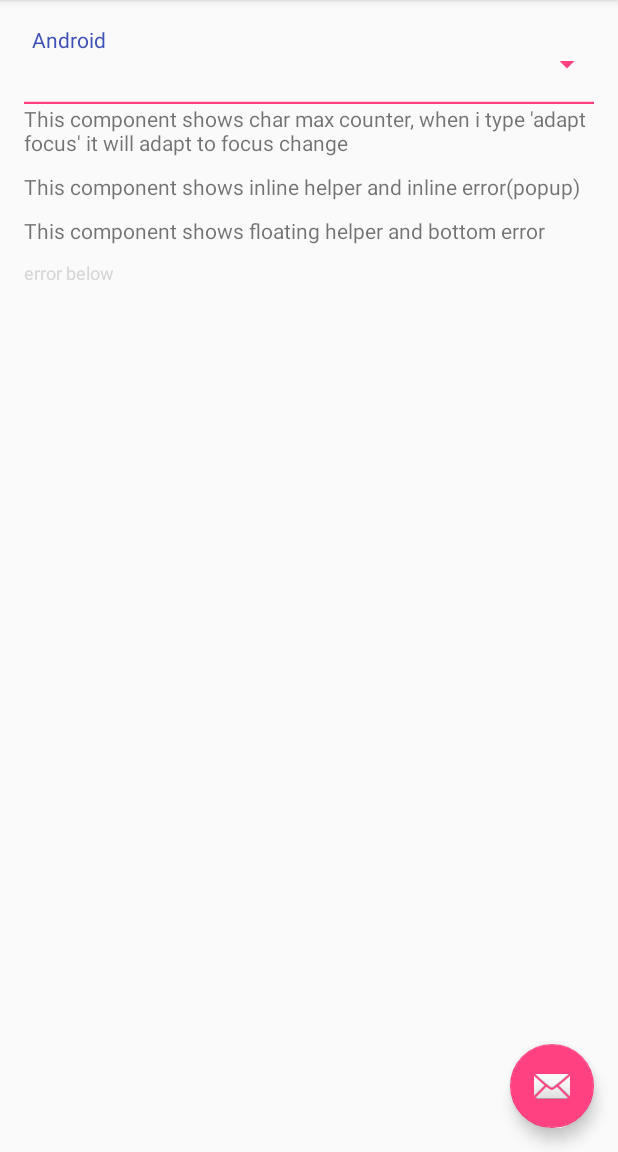
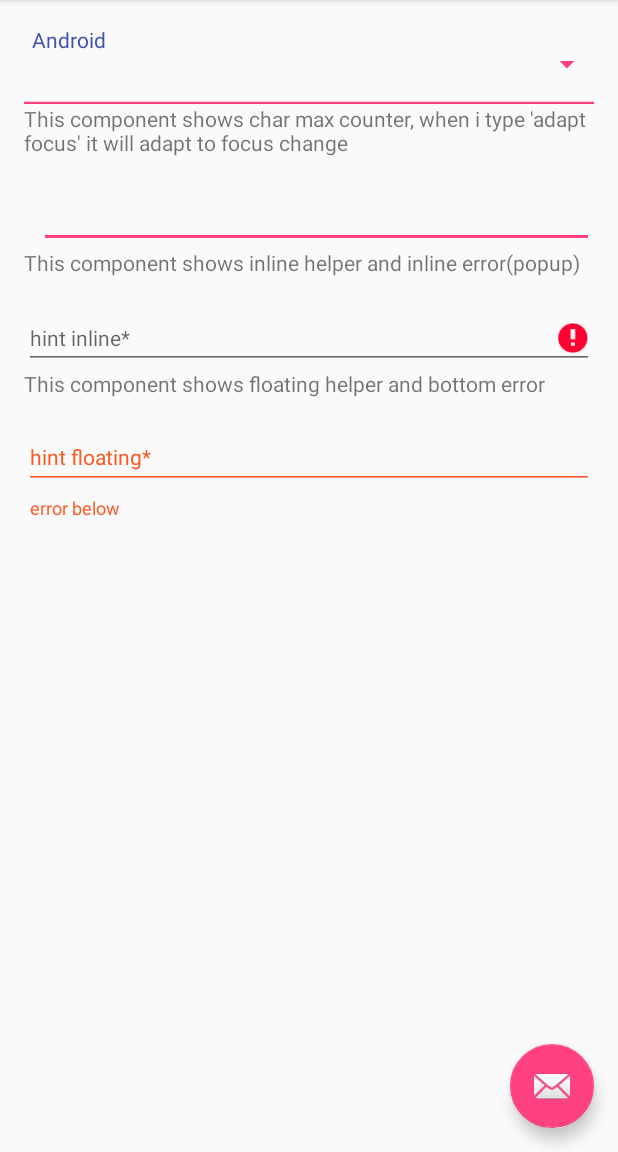
Before and after one commit to JuniusAng/OpenView, an Android app: the screen it shows after launch (ScrollingActivity), after a tap on an icon or button, on a phone screen of 412 x 824 dp, the part 84-1236 px from its top. Run offline under Robolectric (Android 15) with nearby library versions, the light colour scheme and no system bars; libraries missing offline, so code that uses them is left out: com.transitionseverywhere; 1 statement that could not run was skipped; 1 other tap on this screen came first.

Commit message:
added DefaultInputLayoutWidget attrs

```diff
--- a/app/src/main/java/com/junang/openview/delegation/CoreInputLayoutWidget.java
+++ b/app/src/main/java/com/junang/openview/delegation/CoreInputLayoutWidget.java
@@ -1,27 +1,20 @@
 package com.junang.openview.delegation;
 
 import android.content.Context;
-import android.content.res.ColorStateList;
 import android.content.res.TypedArray;
-import android.graphics.Canvas;
 import android.graphics.Paint;
-import android.graphics.drawable.Drawable;
-import android.support.annotation.Nullable;
 import android.support.design.widget.TextInputEditText;
 import android.support.design.widget.TextInputLayout;
-import android.support.v4.content.ContextCompat;
-import android.support.v7.widget.AppCompatEditText;
 import android.util.AttributeSet;
-import android.view.KeyEvent;
-import android.view.LayoutInflater;
 import android.view.View;
 import android.view.ViewGroup;
-import android.view.inputmethod.EditorInfo;
 import android.widget.EditText;
 import android.widget.TextView;
 
 import com.junang.openview.R;
-import com.junang.openview.util.ViewUtil;
+
+import static android.R.attr.max;
+import static android.R.attr.maxLines;
 
 /**
  * Created by junius.ang on 9/9/2016.
@@ -31,8 +24,12 @@ public class CoreInputLayoutWidget extends TextInputLayout {
     protected Paint mPaint;
     protected AttributeSet mAttrs;
     protected TextInputEditText vEditText;
-    protected boolean isHintFloating = true;
-    protected boolean isErrorBottom = true;
+    protected boolean isInlineHint = false;
+    protected boolean isBottomError = false;
+    protected boolean isUsingCustomEditText;
+    protected boolean isAnimatingTransition;
+    protected int maxChar;
+    protected int maxLine;
 
     public CoreInputLayoutWidget(Context context) {
         super(context);
@@ -56,7 +53,7 @@ public class CoreInputLayoutWidget extends TextInputLayout {
 
     @Override
     public void setError(CharSequence error){
-        if(!isErrorBottom){
+        if(!isBottomError){
             vEditText.setError(error);
         }
         else{
@@ -69,7 +66,7 @@ public class CoreInputLayoutWidget extends TextInputLayout {
     public void setHint(CharSequence hint){
         try {
             if(getEditText() != null) {
-                if (!isHintFloating) {
+                if (!isInlineHint) {
                     vEditText.setHint(hint);
                 } else {
                     setHintEnabled(hint != null);
@@ -80,19 +77,48 @@ public class CoreInputLayoutWidget extends TextInputLayout {
     }
 
     public CoreInputLayoutWidget setIsHintFloating(boolean isShowfloating){
-        isHintFloating = isShowfloating;
+        isInlineHint = isShowfloating;
         return this;
     }
 
-    public CoreInputLayoutWidget setIsErrorBottom(boolean isErrorBottom){
-        this.isErrorBottom = isErrorBottom;
+    public CoreInputLayoutWidget setIsErrorBottom(boolean isBottomError){
+        this.isBottomError = isBottomError;
         return this;
     }
 
     protected void init(AttributeSet attrs, int defStyleAttrs){
         this.mAttrs = attrs;
         mPaint = new Paint(Paint.ANTI_ALIAS_FLAG);
+        addDefaultEditText();
 
+        final TypedArray a = getContext().obtainStyledAttributes(attrs, R.styleable.BaseInputLayoutWidget, defStyleAttrs, 0);
+        for (int i=0; i < a.getIndexCount(); i++) {
+            int attr = a.getIndex(i);
+            if (attr == R.styleable.BaseInputLayoutWidget_isAnimatingTransition) {
+                isAnimatingTransition = (a.getBoolean(R.styleable.BaseInputLayoutWidget_isAnimatingTransition, false));
+            } else if (attr == R.styleable.BaseInputLayoutWidget_isInlineHint) {
+                isInlineHint = (a.getBoolean(R.styleable.BaseInputLayoutWidget_isInlineHint, false));
+            } else if (attr == R.styleable.BaseInputLayoutWidget_isBottomError) {
+                isBottomError = (a.getBoolean(R.styleable.BaseInputLayoutWidget_isBottomError, false));
+            } else if (attr == R.styleable.BaseInputLayoutWidget_isUsingCustomEditText) {
+                isUsingCustomEditText = (a.getBoolean(R.styleable.BaseInputLayoutWidget_isUsingCustomEditText, false));
+            } else if (attr == R.styleable.BaseInputLayoutWidget_maxChar) {
+                maxChar = (a.getInteger(R.styleable.BaseInputLayoutWidget_maxChar, -1));
+            } else if(attr == R.styleable.BaseInputLayoutWidget_maxLines) {
+                maxLine = (a.getInteger(R.styleable.BaseInputLayoutWidget_maxLines, -1));
+            }
+        }
+        a.recycle();
+        if(!isUsingCustomEditText){
+            addDefaultEditText();
+        }
+        if(maxChar > 0){
+            setCounterEnabled(true);
+            setCounterMaxLength(maxChar);
+        }
+        if(maxLine > 0){
+            vEditText.setMaxLines(maxLines);
+        }
 //        vEditText.setImeOptions(EditorInfo.IME_ACTION_NEXT);
 //        vEditText.setOnEditorActionListener(new EditText.OnEditorActionListener() {
 //            @Override
@@ -127,9 +153,20 @@ public class CoreInputLayoutWidget extends TextInputLayout {
 //            }
     }
 
+    /**
+     * call this except you want to use custom editText and this inputLayout act as common TextInputLayout
+     */
     protected void addDefaultEditText(){
         vEditText = new TextInputEditText(mContext, mAttrs);
         this.addView(vEditText);
+        isUsingCustomEditText = true;
+    }
+
+    @Override
+    public void addView(View child, int index, ViewGroup.LayoutParams params) {
+        super.addView(child, index, params);
+        if(isUsingCustomEditText){
+        }
     }
 
     protected void setListener(){
--- a/app/src/main/java/com/junang/openview/widget/DefaultInputLayoutWidget.java
+++ b/app/src/main/java/com/junang/openview/widget/DefaultInputLayoutWidget.java
@@ -1,8 +1,12 @@
 package com.junang.openview.widget;
 
 import android.content.Context;
+import android.content.res.TypedArray;
 import android.util.AttributeSet;
+import android.view.View;
+import android.view.ViewGroup;
 
+import com.junang.openview.R;
 import com.junang.openview.delegation.CoreInputLayoutWidget;
 
 /**
--- a/library/src/main/res/values/styles.xml
+++ b/library/src/main/res/values/styles.xml
@@ -65,10 +65,10 @@
     </style>
 
     <style name="BaseInputLayout" parent="Theme.Design.Light">
-        <item name="errorTextAppearance">@style/CoreText.Error</item>
-        <item name="floatingHelpTextAppearance">@style/CoreText.Floating</item>
-        <item name="inlineHelpTextApperance">@style/CoreText.Floating</item>
-        <item name="hintTextAppearance">@style/CoreText.Floating</item>
+        <!--<item name="errorTextAppearance">@style/CoreText.Error</item>-->
+        <!--<item name="floatingHelpTextAppearance">@style/CoreText.Floating</item>-->
+        <!--<item name="inlineHelpTextApperance">@style/CoreText.Floating</item>-->
+        <!--<item name="hintTextAppearance">@style/CoreText.Floating</item>-->
         <item name="android:layout_width">match_parent</item>
         <item name="android:layout_height">wrap_content</item>
         <item name="colorControlNormal">#c5c5c5</item>
```
Also changed, not shown: library/src/main/res/values/attrs.xml (+5 -4 lines).
